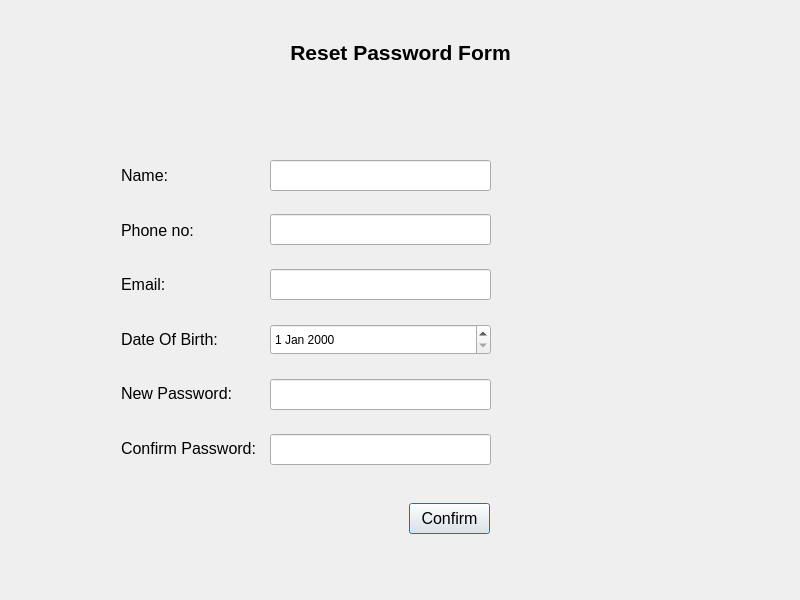
Before: the Qt Designer form RMS_qt/forgotpass.ui in dev-pratik02/RMS, drawn with Qt 5.
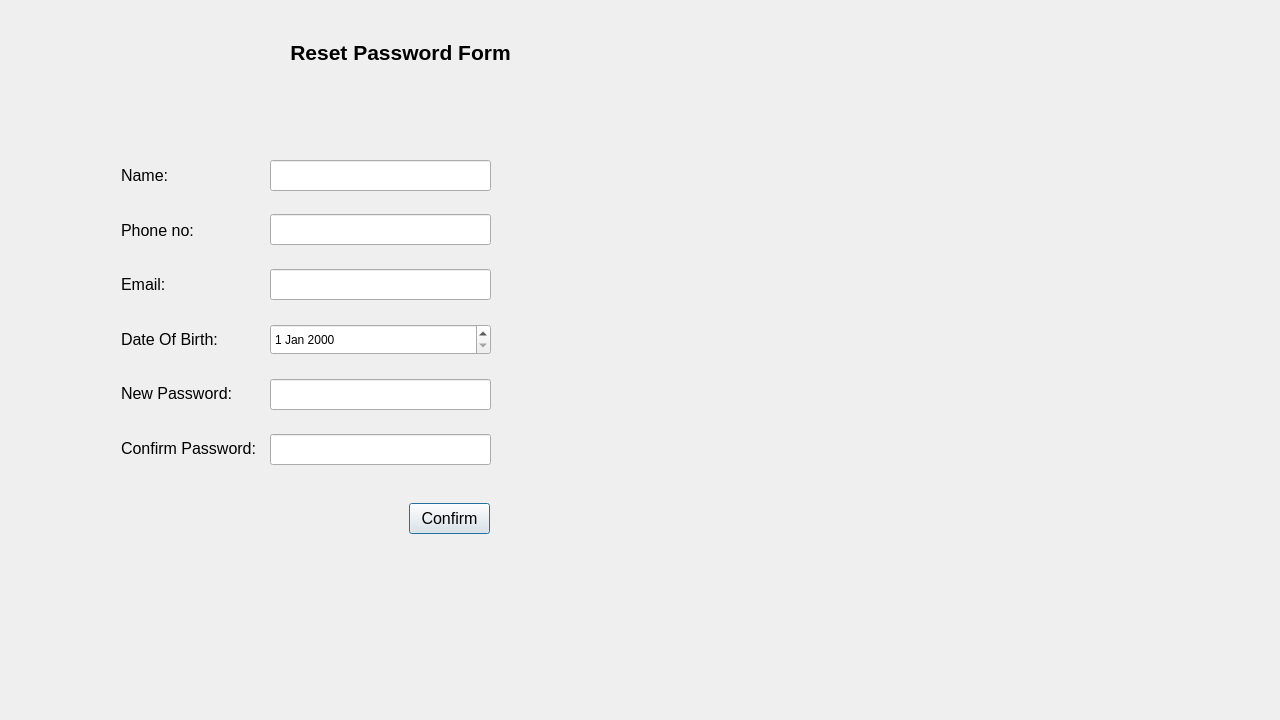
After: the same form once the commit is applied.

```diff
--- a/RMS_qt/forgotpass.ui
+++ b/RMS_qt/forgotpass.ui
@@ -6,8 +6,8 @@
    <rect>
     <x>0</x>
     <y>0</y>
-    <width>800</width>
-    <height>600</height>
+    <width>1280</width>
+    <height>720</height>
    </rect>
   </property>
   <property name="windowTitle">
```
